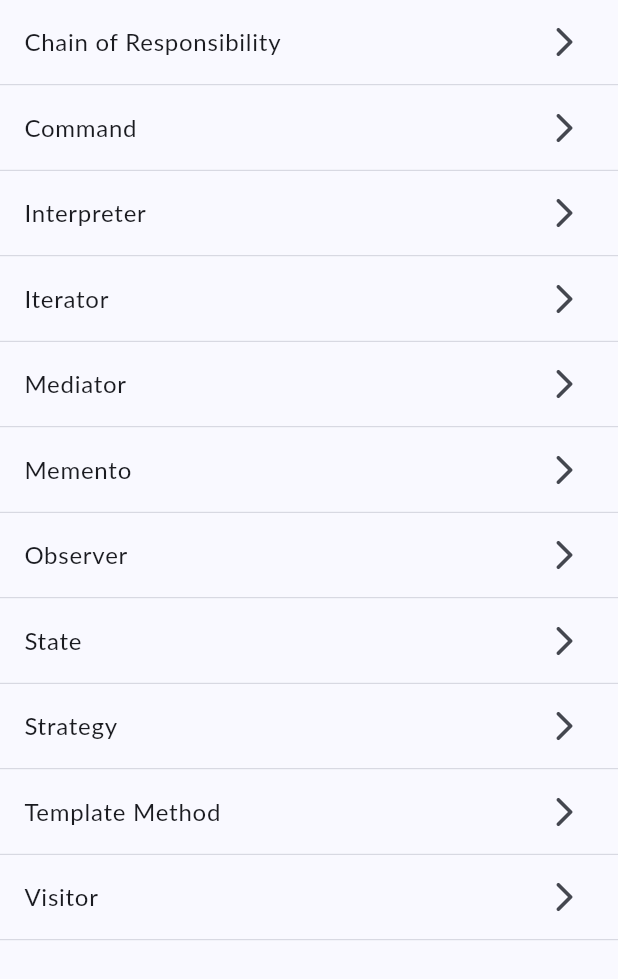
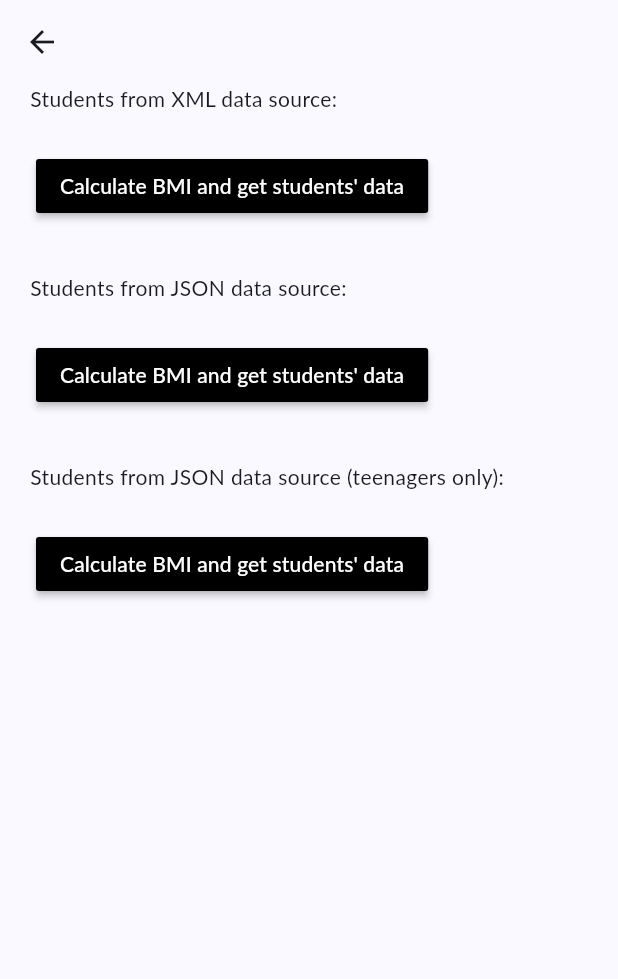
Before and after one commit to manypark/flutter-design-patterns, a Flutter app: the BehaviorListView widget shown alone on an empty page, opened directly, after a tap on "Template Method", on a phone screen of 412 x 824 dp. Shown: the top 979 px of the screen. Run offline on Flutter 3.47's test engine with Material 3 defaults, Android fonts, the phone set to English and light mode, and no system bars; our stand-ins replace firebase_core, firebase_remote_config, flutter_riverpod, font_awesome_flutter, go_router, riverpod_annotation; missing offline and left inert: faker_dart; accounts and stored records are empty; generated files the repository leaves out were written again; Roboto replaces fonts that are missing (Lato).

Commit message:
feat: template method implemented

```diff
--- a/lib/config/router/app_router.dart
+++ b/lib/config/router/app_router.dart
@@ -22,6 +22,7 @@ import 'package:design_patterns/features/bridge/presentation/screen/bridge_scree
 import 'package:design_patterns/features/abstract_factory/presentation/screen/screen.dart';
 import 'package:design_patterns/features/adapter/presentation/screen/adapter_example_screen.dart';
 import '../../features/chain_of_responsibility/presentation/screen/chain_of_responsibility_example_screen.dart';
+import '../../features/template_method/presentation/screen/template_method_example_screen.dart';
 
 part 'app_router.g.dart';
 
@@ -137,6 +138,11 @@ GoRouter appRouter (AppRouterRef ref) {
         builder : (context, state) => const StrategyExampleScreen(),
       ),
 
+      GoRoute(
+        path    : TemplateMethodExample.path,
+        builder : (context, state) => const TemplateMethodExample(),
+      ),
+
 ///////////////////////////////////////////////////
       GoRoute(
         path    : ErrorScreen.path,
--- a/lib/features/menu/presentation/widgets/menu_views/behavior_view.dart
+++ b/lib/features/menu/presentation/widgets/menu_views/behavior_view.dart
@@ -1,4 +1,3 @@
-import 'package:design_patterns/features/strategy/presentation/screen/strategy_example_screen.dart';
 import 'package:flutter/material.dart';
 import 'package:go_router/go_router.dart';
 
@@ -6,8 +5,10 @@ import '../../../../state/presentation/screen/state_example_screen.dart';
 import '../../../../memento/presentation/screen/memento_example_screen.dart';
 import '../../../../iterator/presentation/screen/iterator_example_screen.dart';
 import '../../../../mediator/presentation/screen/mediator_example_screen.dart';
+import '../../../../template_method/presentation/screen/template_method_example_screen.dart';
 import 'package:design_patterns/features/command/presentation/screen/command_example_screen.dart';
 import 'package:design_patterns/features/observer/presentation/screen/observer_example_screen.dart';
+import 'package:design_patterns/features/strategy/presentation/screen/strategy_example_screen.dart';
 import '../../../../chain_of_responsibility/presentation/screen/chain_of_responsibility_example_screen.dart';
 
 class BehaviorListView extends StatelessWidget {
@@ -97,7 +98,7 @@ class BehaviorListView extends StatelessWidget {
               ListTile(
                 title   : const Text('Template Method'),
                 trailing: const Icon( Icons.arrow_forward_ios_rounded ),
-                onTap   : () {},
+                onTap   : () => context.push(TemplateMethodExample.path),
               ),
 
               const Divider(height: 1, thickness: 0.5,),
--- /dev/null
+++ b/lib/features/template_method/domain/entities/student.dart
@@ -0,0 +1,15 @@
+class Student {
+
+  final String fullName;
+  final int age;
+  final double height;
+  final int weight;
+  late final double bmi;
+
+  Student({
+    required this.fullName,
+    required this.age,
+    required this.height,
+    required this.weight,
+  });
+}
--- /dev/null
+++ b/lib/features/template_method/infrastrcuture/apis/json_students_api.dart
@@ -0,0 +1,37 @@
+class JsonStudentsApi {
+
+  static const _studentsJson = '''
+  {
+    "students": [
+      {
+        "fullName": "John Doe (JSON)",
+        "age": 12,
+        "height": 1.62,
+        "weight": 53
+      },
+      {
+        "fullName": "Emma Doe (JSON)",
+        "age": 15,
+        "height": 1.55,
+        "weight": 50
+      },
+      {
+        "fullName": "Michael Roe (JSON)",
+        "age": 18,
+        "height": 1.85,
+        "weight": 89
+      },
+      {
+        "fullName": "Emma Roe (JSON)",
+        "age": 20,
+        "height": 1.66,
+        "weight": 79
+      }
+    ]
+  }
+  ''';
+
+  const JsonStudentsApi();
+
+  String getStudentsJson() => _studentsJson;
+}
--- /dev/null
+++ b/lib/features/template_method/infrastrcuture/apis/xml_students_api.dart
@@ -0,0 +1,35 @@
+class XmlStudentsApi {
+  static const _studentsXml = '''
+  <?xml version="1.0"?>
+  <students>
+    <student>
+      <fullname>John Doe (XML)</fullname>
+      <age>12</age>
+      <height>1.62</height>
+      <weight>53</weight>
+    </student>
+    <student>
+      <fullname>Emma Doe (XML)</fullname>
+      <age>15</age>
+      <height>1.55</height>
+      <weight>50</weight>
+    </student>
+    <student>
+      <fullname>Michael Roe (XML)</fullname>
+      <age>18</age>
+      <height>1.85</height>
+      <weight>89</weight>
+    </student>
+    <student>
+      <fullname>Emma Roe (XML)</fullname>
+      <age>20</age>
+      <height>1.66</height>
+      <weight>79</weight>
+    </student>
+  </students>
+  ''';
+
+  const XmlStudentsApi();
+
+  String getStudentsXml() => _studentsXml;
+}
--- /dev/null
+++ b/lib/features/template_method/presentation/screen/template_method_example_screen.dart
@@ -0,0 +1,49 @@
+import 'package:flutter/material.dart';
+
+import '../widgets/students_section.dart';
+import '../widgets/methods/students_xml_bmi_calculator.dart';
+import '../widgets/methods/students_json_bmi_calculator.dart';
+import '../widgets/methods/teenage_students_json_bmi_calculator.dart';
+
+class TemplateMethodExample extends StatelessWidget {
+
+  static String path = '/template-method-screen';
+
+  const TemplateMethodExample({super.key});
+
+  @override
+  Widget build(BuildContext context) {
+    return Scaffold(
+      appBar: AppBar(),
+      body  : const SingleChildScrollView(
+        padding : EdgeInsets.symmetric( horizontal: 20 ),
+        child   : Column(
+          crossAxisAlignment: CrossAxisAlignment.start,
+          children: [
+
+            StudentsSection(
+              bmiCalculator : StudentsXmlBmiCalculator(),
+              headerText    : 'Students from XML data source:',
+            ),
+
+            SizedBox(height: 30),
+
+            StudentsSection(
+              bmiCalculator : StudentsJsonBmiCalculator(),
+              headerText    : 'Students from JSON data source:',
+            ),
+
+            SizedBox(height: 30),
+
+            StudentsSection(
+              bmiCalculator : TeenageStudentsJsonBmiCalculator(),
+              headerText    : 'Students from JSON data source (teenagers only):',
+            ),
+
+            SizedBox(height: 30),
+          ],
+        ),
+      ),
+    );
+  }
+}
--- /dev/null
+++ b/lib/features/template_method/presentation/widgets/methods/students_json_bmi_calculator.dart
@@ -0,0 +1,37 @@
+import 'dart:convert';
+import 'package:flutter/material.dart';
+
+import '../../../infrastrcuture/apis/json_students_api.dart';
+import '../students_bmi_calculator.dart';
+import '../../../domain/entities/student.dart';
+
+class StudentsJsonBmiCalculator extends StudentsBmiCalculator {
+
+  final JsonStudentsApi api;
+
+  const StudentsJsonBmiCalculator({
+    this.api = const JsonStudentsApi(),
+  });
+
+  @override
+  @protected
+  List<Student> getStudentsData() {
+
+    final studentsJson = api.getStudentsJson();
+    final studentsMap = json.decode(studentsJson) as Map<String, dynamic>;
+    final studentsJsonList = studentsMap['students'] as List;
+
+    final studentsList = studentsJsonList.map((json) {
+      final studentJson = json as Map<String, dynamic>;
+
+      return Student(
+        age     : studentJson['age'] as int,
+        height  : studentJson['height'] as double,
+        weight  : studentJson['weight'] as int,
+        fullName: studentJson['fullName'] as String,
+      );
+    }).toList();
+
+    return studentsList;
+  }
+}
--- /dev/null
+++ b/lib/features/template_method/presentation/widgets/methods/students_xml_bmi_calculator.dart
@@ -0,0 +1,42 @@
+import 'package:xml/xml.dart';
+import 'package:flutter/material.dart';
+
+import '../students_bmi_calculator.dart';
+import '../../../domain/entities/student.dart';
+import '../../../infrastrcuture/apis/xml_students_api.dart';
+
+class StudentsXmlBmiCalculator extends StudentsBmiCalculator {
+
+  final XmlStudentsApi api;
+
+  const StudentsXmlBmiCalculator({
+    this.api = const XmlStudentsApi(),
+  });
+
+  @override
+  @protected
+  List<Student> getStudentsData() {
+    final studentsXml = api.getStudentsXml();
+    final xmlDocument = XmlDocument.parse(studentsXml);
+    final studentsList = <Student>[];
+
+    for (final xmlElement in xmlDocument.findAllElements('student')) {
+
+      final fullName = xmlElement.findElements('fullname').single.innerText;
+      final age = int.parse(xmlElement.findElements('age').single.innerText);
+      final height = double.parse(xmlElement.findElements('height').single.innerText);
+      final weight = int.parse(xmlElement.findElements('weight').single.innerText);
+
+      studentsList.add(
+        Student(
+          age     : age,
+          height  : height,
+          weight  : weight,
+          fullName: fullName,
+        ),
+      );
+    }
+
+    return studentsList;
+  }
+}
--- /dev/null
+++ b/lib/features/template_method/presentation/widgets/methods/teenage_students_json_bmi_calculator.dart
@@ -0,0 +1,42 @@
+import 'dart:convert';
+import 'package:flutter/material.dart';
+
+import '../students_bmi_calculator.dart';
+import '../../../domain/entities/student.dart';
+import '../../../infrastrcuture/apis/json_students_api.dart';
+
+class TeenageStudentsJsonBmiCalculator extends StudentsBmiCalculator {
+
+  final JsonStudentsApi api;
+
+  const TeenageStudentsJsonBmiCalculator({
+    this.api = const JsonStudentsApi(),
+  });
+
+  @override
+  @protected
+  List<Student> getStudentsData() {
+    final studentsJson = api.getStudentsJson();
+    final studentsMap = json.decode(studentsJson) as Map<String, dynamic>;
+    final studentsJsonList = studentsMap['students'] as List;
+
+    final studentsList = studentsJsonList.map((json) {
+      final studentJson = json as Map<String, dynamic>;
+
+      return Student(
+        age     : studentJson['age'] as int,
+        height  : studentJson['height'] as double,
+        weight  : studentJson['weight'] as int,
+        fullName: studentJson['fullName'] as String,
+      );
+    }).toList();
+
+    return studentsList;
+  }
+
+  @override
+  @protected
+  List<Student> doStudentsFiltering(List<Student> studentList) {
+    return studentList.where((student) => student.age > 12 && student.age < 20).toList();
+  }
+}
--- /dev/null
+++ b/lib/features/template_method/presentation/widgets/students_bmi_calculator.dart
@@ -0,0 +1,37 @@
+import 'dart:math';
+import 'package:flutter/material.dart';
+
+import '../../domain/entities/student.dart';
+
+abstract class StudentsBmiCalculator {
+
+  const StudentsBmiCalculator();
+
+  List<Student> calculateBmiAndReturnStudentList() {
+    List<Student> studentList = getStudentsData();
+    studentList = doStudentsFiltering(studentList);
+    _calculateStudentsBmi(studentList);
+    return studentList;
+  }
+
+  void _calculateStudentsBmi(List<Student> studentList) {
+    for (final student in studentList) {
+      student.bmi = _calculateBmi(student.height, student.weight);
+    }
+  }
+
+  double _calculateBmi(double height, int weight) {
+    return weight / pow(height, 2);
+  }
+
+  // Hook methods
+  @protected
+  List<Student> doStudentsFiltering(List<Student> studentList) {
+    return studentList;
+  }
+
+  // Abstract methods
+  @protected
+  List<Student> getStudentsData();
+
+}
--- /dev/null
+++ b/lib/features/template_method/presentation/widgets/students_section.dart
@@ -0,0 +1,73 @@
+import 'package:flutter/material.dart';
+import 'package:design_patterns/features/shared/shared.dart';
+
+import 'students_data_table.dart';
+import 'students_bmi_calculator.dart';
+import '../../domain/entities/student.dart';
+
+class StudentsSection extends StatefulWidget {
+
+  final StudentsBmiCalculator bmiCalculator;
+  final String headerText;
+
+  const StudentsSection({
+    super.key,
+    required this.bmiCalculator,
+    required this.headerText,
+  });
+
+  @override
+  StudentsSectionState createState() => StudentsSectionState();
+}
+
+class StudentsSectionState extends State<StudentsSection> {
+
+  final List<Student> students = [];
+
+  void _calculateBmiAndGetStudentsData() {
+    setState(() {
+      students.addAll(widget.bmiCalculator.calculateBmiAndReturnStudentList());
+    });
+  }
+
+  @override
+  Widget build(BuildContext context) {
+    return Column(
+      crossAxisAlignment: CrossAxisAlignment.start,
+      children          : [
+        Text(widget.headerText),
+        const SizedBox(height: 20),
+        AnimatedSwitcher(
+          duration: const Duration(milliseconds: 500),
+          child: _StudentsSectionContent(
+            students: students,
+            onPressed: _calculateBmiAndGetStudentsData,
+          ),
+        ),
+      ],
+    );
+  }
+}
+
+class _StudentsSectionContent extends StatelessWidget {
+
+  final List<Student> students;
+  final VoidCallback onPressed;
+
+  const _StudentsSectionContent({
+    required this.students,
+    required this.onPressed,
+  });
+
+  @override
+  Widget build(BuildContext context) {
+    return students.isEmpty
+    ? PlatformButton(
+        materialColor: Colors.black,
+        materialTextColor: Colors.white,
+        onPressed: onPressed,
+        text: "Calculate BMI and get students' data",
+      )
+    : StudentsDataTable( students:students );
+  }
+}
```
Also changed, not shown: lib/features/template_method/presentation/widgets/students_data_table.dart (added, +80 -0 lines).
